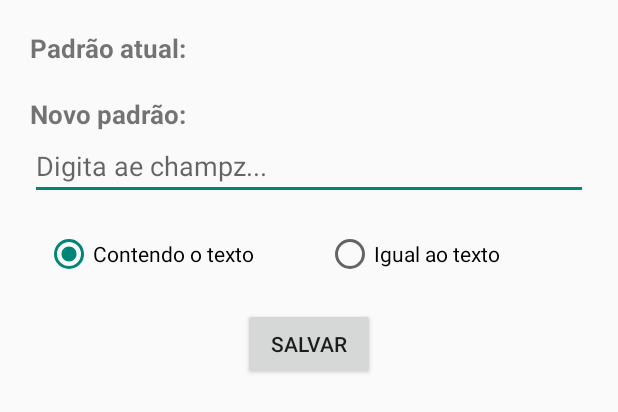
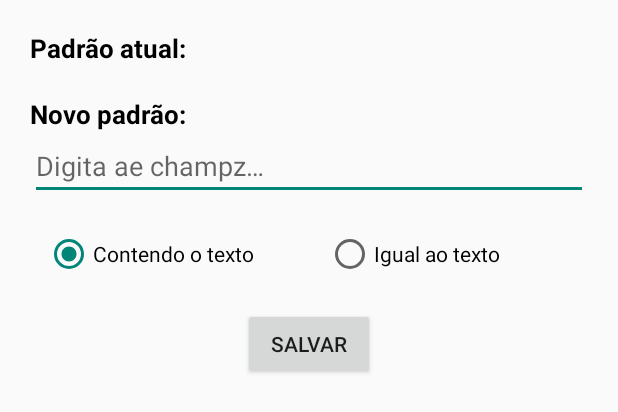
Before and after one commit to felipetorres/MonitorDeHoras, an Android app: the layout activity_wifi_pattern.xml on its own in the app's theme, with its tools: preview values and no code run, on a phone screen of 412 x 824 dp. Shown: the top 412 px of the screen. Run offline under Robolectric (Android 15) with nearby library versions, the light colour scheme and no system bars.

Commit message:
Melhorando layout.

```diff
--- a/app/src/main/AndroidManifest.xml
+++ b/app/src/main/AndroidManifest.xml
@@ -20,7 +20,8 @@
         android:theme="@style/Theme.AppCompat.Light.DarkActionBar" >
         <activity
             android:name="com.example.monitordehoras.activity.MonitorActivity"
-            android:label="@string/app_name" >
+            android:label="Monitor"
+            android:theme="@style/Theme_Material">
             <intent-filter>
                 <action android:name="android.intent.action.MAIN" />
 
--- a/app/src/main/res/layout/activity_wifi_pattern.xml
+++ b/app/src/main/res/layout/activity_wifi_pattern.xml
@@ -7,28 +7,31 @@
     <LinearLayout
         android:layout_width="wrap_content"
         android:layout_height="wrap_content"
-        android:orientation="horizontal"
-        android:layout_marginBottom="20dp">
+        android:layout_marginBottom="20dp"
+        android:orientation="horizontal">
 
         <TextView
             android:layout_width="wrap_content"
             android:layout_height="wrap_content"
             android:layout_marginRight="20dp"
-            android:text="Padrão atual:"
+            android:text="@string/pattern_atual"
+            android:textColor="#000"
             android:textSize="17sp"
             android:textStyle="bold" />
 
         <TextView
             android:id="@+id/wifi_pattern_atual"
             android:layout_width="match_parent"
-            android:layout_height="wrap_content" />
+            android:layout_height="wrap_content"
+            android:textColor="#000" />
     </LinearLayout>
 
     <TextView
         android:layout_width="wrap_content"
         android:layout_height="wrap_content"
         android:layout_marginRight="20dp"
-        android:text="Novo padrão:"
+        android:text="@string/pattern_novo"
+        android:textColor="#000"
         android:textSize="17sp"
         android:textStyle="bold" />
 
@@ -36,7 +39,7 @@
         android:id="@+id/wifi_pattern"
         android:layout_width="match_parent"
         android:layout_height="wrap_content"
-        android:hint="Digita ae champz..." />
+        android:hint="@string/pattern_hint" />
 
     <RadioGroup
         android:id="@+id/wifi_pattern_radio_group"
@@ -55,7 +58,7 @@
             android:layout_gravity="center"
             android:layout_weight="1"
             android:checked="true"
-            android:text="Contendo o texto" />
+            android:text="@string/pattern_contendo" />
 
         <RadioButton
             android:id="@+id/wifi_pattern_igual"
@@ -63,7 +66,7 @@
             android:layout_height="wrap_content"
             android:layout_gravity="center"
             android:layout_weight="1"
-            android:text="Igual ao texto" />
+            android:text="@string/pattern_igual" />
     </RadioGroup>
 
     <Button
@@ -71,6 +74,6 @@
         android:layout_width="wrap_content"
         android:layout_height="wrap_content"
         android:layout_gravity="center"
-        android:text="Salvar" />
+        android:text="@string/pattern_salvar" />
 
 </LinearLayout>
--- a/app/src/main/res/menu/menu_monitor.xml
+++ b/app/src/main/res/menu/menu_monitor.xml
@@ -1,8 +1,9 @@
-<menu xmlns:android="http://schemas.android.com/apk/res/android" >
+<menu xmlns:android="http://schemas.android.com/apk/res/android"
+    xmlns:app="http://schemas.android.com/apk/res-auto">
 
     <item
         android:id="@+id/menu_monitor_wifi_name"
-        android:showAsAction="always"
+        app:showAsAction="always"
         android:title="Trocar wifi"/>
 
 </menu>
--- a/app/src/main/res/values/strings.xml
+++ b/app/src/main/res/values/strings.xml
@@ -1,17 +1,30 @@
 <?xml version="1.0" encoding="utf-8"?>
 <resources>
 
-    <string name="app_name">MonitorDeHoras</string>
-    <string name="action_settings">Settings</string>
+    <string name="app_name">Monitor de horas</string>
+
     <string name="notice">Tá na Caelum ainda?</string>
     <string name="yes">Sim</string>
     <string name="no">Não</string>
     <string name="lunching">Almoçando</string>
+
     <string name="show_history">Ver histórico</string>
     <string name="clear_history">Limpar histórico</string>
+
     <string name="dialog_title">Apagar seu histórico de horas?</string>
     <string name="dialog_message">Você vai perder todos os dados salvos.</string>
     <string name="dialog_erase">Apagar</string>
     <string name="dialog_cancel">Cancelar</string>
 
+    <string name="list_header_data">Data</string>
+    <string name="list_header_entrada">Entrada</string>
+    <string name="list_header_saida">Saída</string>
+    <string name="list_header_almoco">Almoço</string>
+
+    <string name="pattern_contendo">Contendo o texto</string>
+    <string name="pattern_igual">Igual ao texto</string>
+    <string name="pattern_salvar">Salvar</string>
+    <string name="pattern_hint">Digita ae champz…</string>
+    <string name="pattern_novo">Novo padrão:</string>
+    <string name="pattern_atual">Padrão atual:</string>
 </resources>
--- a/app/src/main/res/values/styles.xml
+++ b/app/src/main/res/values/styles.xml
@@ -28,4 +28,11 @@
         <item name="colorPrimaryDark">#e1003d7a</item>
     </style>
 
+    <style name="Theme_Material" parent="Theme.AppCompat.Light.DarkActionBar">
+        <item name="colorPrimary">#ffa1000b</item>
+        <item name="colorPrimaryDark">#ff630009</item>
+        <item name="android:textColorPrimary">#FFF</item>
+        <item name="android:textColor">#000</item>
+    </style>
+
 </resources>
```
Also changed, not shown: app/src/main/res/layout/activity_list.xml (+4 -4 lines).
